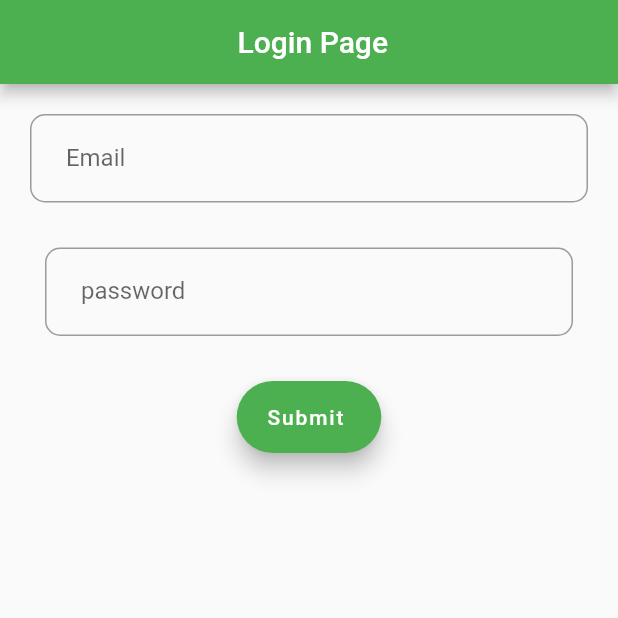
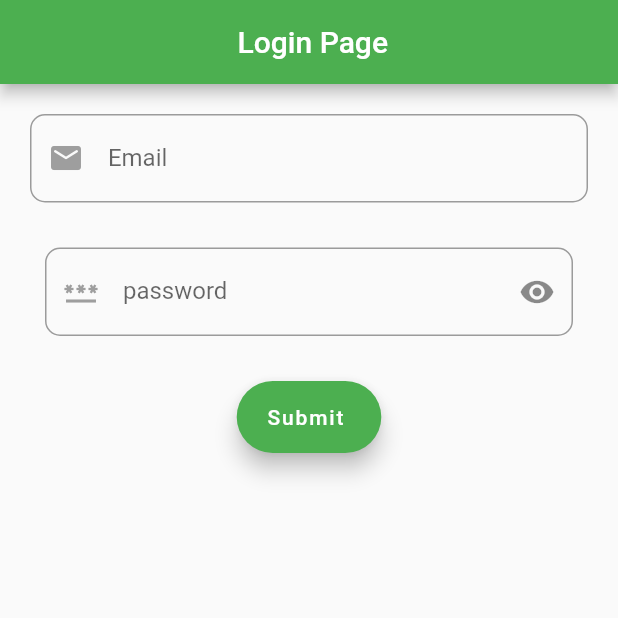
Before and after one commit to Elishakarki/neerja, a Flutter app: the screen it shows after launch, on a phone screen of 412 x 824 dp, the top half of it. Run offline on Flutter 3.47's test engine with Material 2 defaults, Android fonts, the phone set to English and light mode, and no system bars; our stand-ins replace bloc, equatable, flutter_bloc, fluttertoast, internet_connection_checker, page_transition and 4 more; accounts and stored records are empty.

Commit message:
changing view

```diff
--- a/lib/main.dart
+++ b/lib/main.dart
@@ -27,8 +27,6 @@ void main() async {
         BlocProvider<LoginBlocBloc>(
           create: (BuildContext context) => LoginBlocBloc(),
         ),
-
-
         BlocProvider<PopularmovieBloc>(
           create: (BuildContext context) => PopularmovieBloc(),
         ),
@@ -38,7 +36,6 @@ void main() async {
       ],
       child: MaterialApp(
         initialRoute: '/',
-
         debugShowCheckedModeBanner: false,
         routes: {
           '/': (context) => userToken.getString("firstname") == null
@@ -46,8 +43,7 @@ void main() async {
               : SecondScreen(),
           '/second': (context) => SecondScreen(),
         },
-  ))
-  );
+      )));
 }
 
 const Color primaryColor = Colors.green;
@@ -73,9 +69,9 @@ class _LoginPageState extends State<LoginPage> {
   TextEditingController emailController = TextEditingController();
   LoginBlocBloc authBloc = LoginBlocBloc();
   TextEditingController passwordController = TextEditingController();
+  bool? obscureText = true;
   String? _validateEmail(String value) {
-    if (
-      value.isEmpty) {
+    if (value.isEmpty) {
       return 'Please enter an email';
     }
     // You can add more advanced email validation here if needed
@@ -105,6 +101,7 @@ void dispose() {
     _secondFocus.dispose();
     super.dispose();
   }
+
   @override
   Widget build(BuildContext context) {
     return Scaffold(
@@ -137,6 +134,10 @@ void dispose() {
                             },
                             controller: emailController,
                             decoration: InputDecoration(
+                              prefixIcon: Icon(
+                                Icons.email_rounded,
+                                color: Colors.grey,
+                              ),
                               contentPadding: const EdgeInsets.all(20),
                               border: OutlineInputBorder(
                                   borderRadius: BorderRadius.circular(10)),
@@ -161,6 +162,7 @@ void dispose() {
                           child: Padding(
                             padding: const EdgeInsets.all(10),
                             child: TextFormField(
+                              obscureText: obscureText!,
                               focusNode: _secondFocus,
                               textInputAction: TextInputAction.done,
                               onSaved: (nevalue) {
@@ -175,6 +177,24 @@ void dispose() {
                                 return null;
                               },
                               decoration: InputDecoration(
+                                suffixIcon: IconButton(
+                                    onPressed: () {
+                                      setState(() {
+                                        obscureText = !obscureText!;
+                                      });
+                                    },
+                                    icon: Icon(obscureText!
+                                        ? Icons.visibility
+                                        : Icons.visibility_off)),
+                                focusedBorder: OutlineInputBorder(
+                                    borderSide: BorderSide(
+                                        color: Colors.green, width: 2),
+                                    borderRadius: BorderRadius.circular(16)),
+                                focusColor: Colors.green,
+                                prefixIcon: Icon(
+                                  Icons.password,
+                                  color: Colors.grey,
+                                ),
                                 contentPadding: const EdgeInsets.all(20),
                                 border: OutlineInputBorder(
                                     borderRadius: BorderRadius.circular(10)),
@@ -226,61 +246,52 @@ void dispose() {
                         //       return Container();
                         //     }),
 
-
                         BlocConsumer<LoginBlocBloc, LoginblocState>(
-                          bloc:authBloc,
+                          bloc: authBloc,
                           listener: (context, state) {
-
-                            if(state is LoginBlocPressedState){
-
-
-                              if(state.response["success"]=="Success: API session successfully started!"){
+                            if (state is LoginBlocPressedState) {
+                              if (state.response["success"] ==
+                                  "Success: API session successfully started!") {
                                 Navigator.pushNamed(context, '/second');
 
                                 emailController.clear();
                                 passwordController.clear();
-          isLoggedIn= false;
-
+                                isLoggedIn = false;
+                              } else {
+                                setState(() {
+                                  isLoggedIn = false;
+                                });
+                                Utilites.showInToast("Invalid users");
                               }
-                              else{
-                                setState(() {
-                                  isLoggedIn =false;
-                                });
-                                   Utilites.showInToast( "Invalid users");
                             }
-
-                            }
-                             if(state is LoginBlocErrorState){
+                            if (state is LoginBlocErrorState) {
                               Utilites.showInToast(state.erroMessage);
                             }
-
                           },
                           builder: (context, state) {
-                            if(state is LoginBlocLoadingState){
-                              return  CircularProgressIndicator();
-                            }
-
-                           else {
+                            if (state is LoginBlocLoadingState) {
+                              return CircularProgressIndicator();
+                            } else {
                               return FloatingActionButton.extended(
                                 backgroundColor: Colors.green,
                                 onPressed: () async {
                                   setState(() {
-                                isLoggedIn = false; // Set isLoggedIn to false after login
+                                    isLoggedIn =
+                                        false; // Set isLoggedIn to false after login
                                   });
                                   if (_formKey.currentState!.validate()) {
-
                                     authBloc.add(LoginButtonPressedEvent(
-                                      email:emailController.text, password:passwordController.text));
+                                        email: emailController.text,
+                                        password: passwordController.text));
 
                                     setState(() {
                                       isLoggedIn = true;
                                     });
                                     //  Navigator.pushReplacement(context, MaterialPageRoute(builder:(context) => SecondScreen(),));
                                   } else {
-                                  Utilites.showInToast(" Plz enter email and password ");
+                                    Utilites.showInToast(
+                                        " Plz enter email and password ");
                                   }
-
-
 
                                   // final response = res.response;
                                 },
@@ -294,22 +305,20 @@ void dispose() {
                                               3.0, // Adjust the strokeWidth to change the thickness
                                           backgroundColor: Colors
                                               .grey, // Set the background color
-                                        valueColor: AlwaysStoppedAnimation<Color>(
+                                          valueColor:
+                                              AlwaysStoppedAnimation<Color>(
                                                   Colors.blue), // Set the color
                                         ),
                                       )
                                     : Text("Submit "),
                               );
-
                             }
-
                           },
                         ),
                       ]))),
         ));
   }
 }
-
 
 class ContainerListScreen extends StatefulWidget {
   const ContainerListScreen({super.key});
--- a/lib/todo/todo_view.dart
+++ b/lib/todo/todo_view.dart
@@ -13,6 +13,7 @@ class TodoPage extends StatefulWidget {
 class _TodoPageState extends State<TodoPage> {
   List<Movie> savedMovies = [];
   List<bool> isEditingList = [];
+  List<Widget> WidgetList = [];
 
   @override
   void initState() {
@@ -26,6 +27,9 @@ class _TodoPageState extends State<TodoPage> {
     setState(() {
       savedMovies = movies;
       isEditingList = List.generate(movies.length, (index) => false);
+      WidgetList = List.generate(movies.length, (index) => Container(
+        child: Text(" Something to be added"),
+      ));
     });
   }
 
--- a/lib/view/second_screen.dart
+++ b/lib/view/second_screen.dart
@@ -10,7 +10,6 @@ import 'package:page_transition/page_transition.dart';
 import 'dart:developer';
 import 'package:shared_preferences/shared_preferences.dart';
 import 'package:swipeable_button_view/swipeable_button_view.dart';
-
 
 import '../todo/todo_view.dart';
 import '../utility/shared_preferences.dart';
@@ -206,7 +205,7 @@ class _SecondScreenState extends State<SecondScreen> {
                     Navigator.push(
                         context,
                         PageTransition(
-                            duration: Duration(seconds: 3),
+                            duration: Duration(microseconds: 2),
                             child: const SwipeableButton(),
                             type: PageTransitionType.fade));
                   }
@@ -231,7 +230,6 @@ class _SecondScreenState extends State<SecondScreen> {
         floatingActionButton: Padding(
           padding: EdgeInsets.all(20),
           child: SwipeableButtonView(
-
               buttonText: 'Navigate To SAved Movies',
               buttonWidget: Container(
                 child: Icon(
--- a/pubspec.yaml
+++ b/pubspec.yaml
@@ -45,6 +45,7 @@ dependencies:
   sqflite: ^2.2.8+4
   shimmer: ^3.0.0
   swipeable_button_view: ^0.0.2
+  velocity_x: ^4.1.1
 
   page_transition: ^2.0.9
   confetti: ^0.7.0
```
Also changed, not shown: lib/view/swipeable.dart (+25 -36 lines), pubspec.lock, 1 other file. Lines whose indentation alone changed are shown as unchanged.
